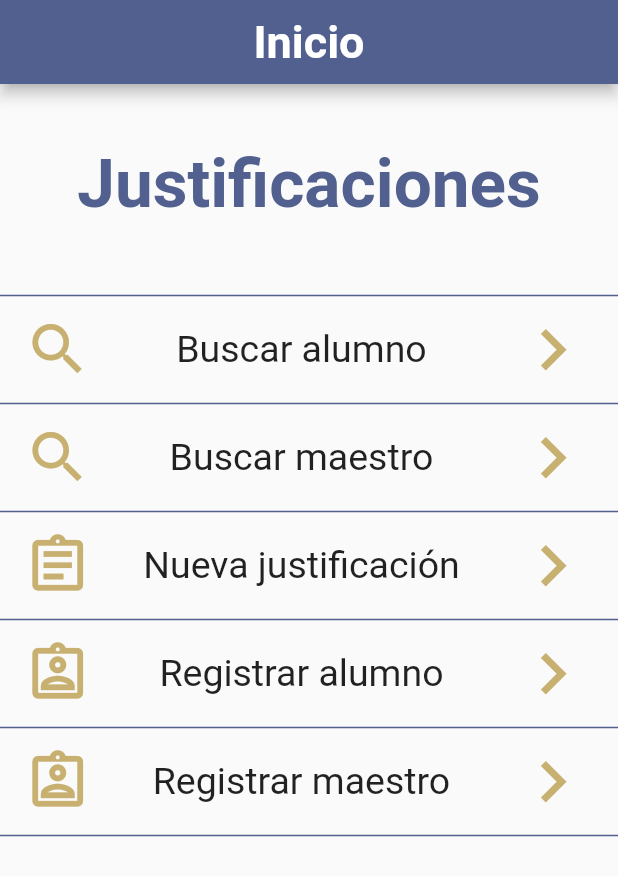
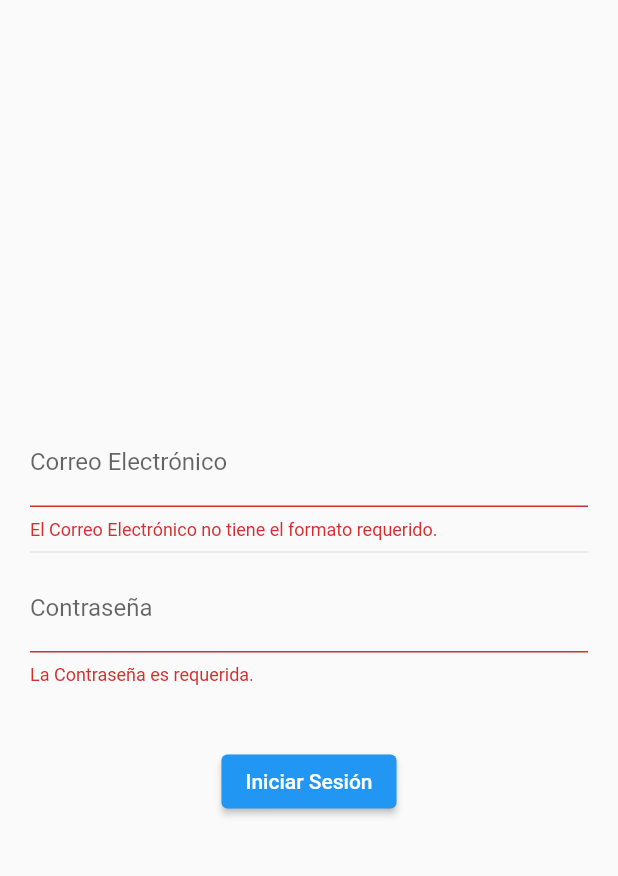
Before and after one commit to Klcod/app_justificaciones, a Flutter app: the screen it shows after launch, on a phone screen of 412 x 824 dp. Shown: the top 876 px of the screen. Run offline on Flutter 3.47's test engine with Material 2 defaults, Android fonts, the phone set to English and light mode, and no system bars.

Commit message:
Menu lateral y login

```diff
--- a/justificaciones/lib/main.dart
+++ b/justificaciones/lib/main.dart
@@ -2,6 +2,7 @@ import 'package:flutter/material.dart';
 import 'package:justificaciones/src/pages/buscaralumno_page.dart';
 import 'package:justificaciones/src/pages/buscarmaestro_page.dart';
 import 'package:justificaciones/src/pages/inicio_page.dart';
+import 'package:justificaciones/src/pages/login_page.dart';
 
 void main() => runApp(const MyApp());
 
@@ -14,11 +15,12 @@ class MyApp extends StatelessWidget {
     return MaterialApp(
       debugShowCheckedModeBanner: false,
       title: 'Justificaciones',
-      initialRoute: 'inicio',
+      initialRoute: '/',
       routes: {
-        'inicio' : ( BuildContext context) => InicioPage(),
-        'busA': ( BuildContext context) => BuscarAlumnoPage(),
-        'busM': ( BuildContext context) => BuscarMaestroPage(),
+        '/' : ( _ ) => const LoginPage(),
+        'inicio' : ( BuildContext context) => const InicioPage(),
+        'busA': ( BuildContext context) => const BuscarAlumnoPage(),
+        'busM': ( BuildContext context) => const BuscarMaestroPage(),
 
       },
 
--- /dev/null
+++ b/justificaciones/lib/src/pages/login_page.dart
@@ -0,0 +1,59 @@
+import 'package:flutter/material.dart';
+
+class LoginPage extends StatefulWidget {
+  const LoginPage({super.key});
+
+  @override
+  State<LoginPage> createState() => _LoginPageState();
+}
+
+class _LoginPageState extends State<LoginPage> {
+  final GlobalKey<FormState> formKey = GlobalKey<FormState>();
+  final Map<String, String> formValues = {
+    'email': '',
+    'password': ''
+  };
+
+  @override
+  Widget build(BuildContext context) {
+    return Scaffold(
+      body: SafeArea(
+        child: Padding(
+          padding: const EdgeInsets.symmetric(vertical: 40.0, horizontal: 20.0),
+          child: Form(
+            autovalidateMode: AutovalidateMode.always,
+            key: formKey,
+            child: Column(
+              mainAxisAlignment: MainAxisAlignment.center,
+              children: [
+                TextFormField(
+                  decoration: const InputDecoration(label: Text('Correo Electrónico')),
+                  onChanged: (value) => formValues['email'] = value,
+                  validator: (value) {
+                    if(value == null) {
+                      return 'El Correo Electrónico es requerido.';
+                    }
+                    const patron = r'^[\w-]+(\.[\w-]+)*@([\w-]+\.)+[a-zA-Z]{2,}$';
+                    final regex = RegExp(patron);
+                    if(!regex.hasMatch(value)) {
+                      return 'El Correo Electrónico no tiene el formato requerido.';
+                    }
+                    return null;
+                  } ,
+                ),
+                const Divider(),
+                TextFormField(
+                  decoration: const InputDecoration(label: Text('Contraseña')),
+                  onChanged: (value) => formValues['password'] = value,
+                  validator: (value) => value == null ? null : 'La Contraseña es requerida.',
+                ),
+                const SizedBox(height: 40.0,),
+                ElevatedButton(onPressed: (){}, child: const Text('Iniciar Sesión'))
+              ],
+            ),
+          ),
+        ),
+      ),
+    );
+  }
+}
--- a/justificaciones/pubspec.yaml
+++ b/justificaciones/pubspec.yaml
@@ -36,6 +36,11 @@ dependencies:
   # Use with the CupertinoIcons class for iOS style icons.
   cupertino_icons: ^1.0.2
   footer: ^0.0.4
+  sqflite: ^2.2.8+4
+  path: ^1.8.3
+  path_provider: ^2.0.15
+  http: ^1.0.0
+  provider: ^6.0.5
 
 dev_dependencies:
   flutter_test:
```
Also changed, not shown: justificaciones/lib/src/models/lateral_menu_option.dart (added, +13 -0 lines), justificaciones/lib/src/widgets/lateral_menu.dart (added, +51 -0 lines), justificaciones/pubspec.lock, 2 other files.
